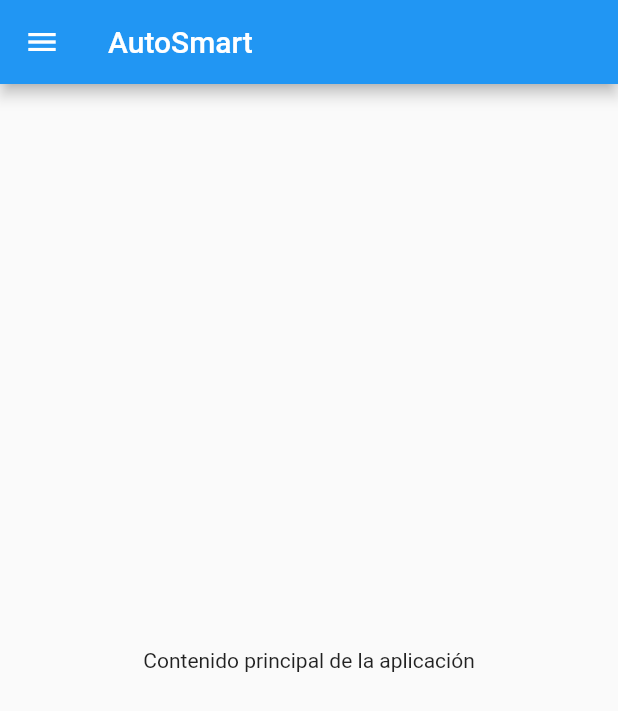
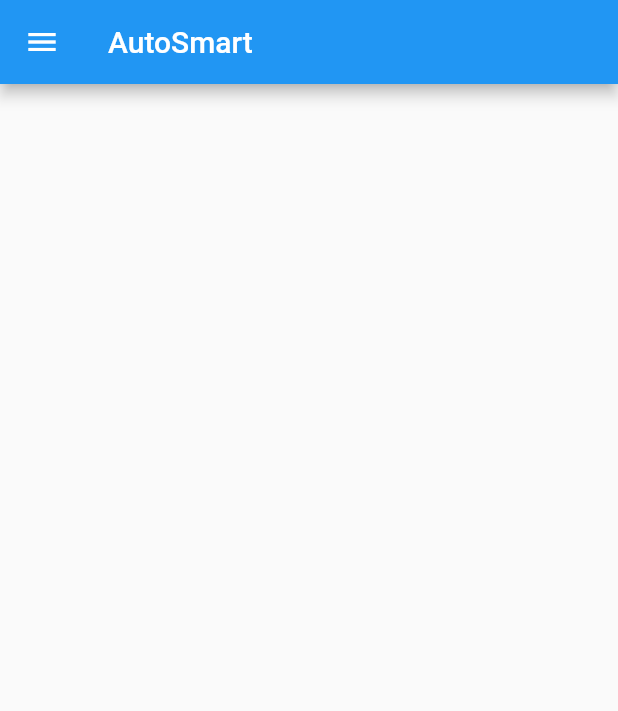
Before and after one commit to benjamcmanus/Autosmart-App, a Flutter app: the ProfileScreen screen opened directly, on a phone screen of 412 x 824 dp. Shown: the top 711 px of the screen. Run offline on Flutter 3.47's test engine with Material 2 defaults, Android fonts, the phone set to English and light mode, and no system bars; our stand-ins replace fluttertoast.

Commit message:
Update perfil.dart

```diff
--- a/lib/src/perfil.dart
+++ b/lib/src/perfil.dart
@@ -69,7 +69,8 @@ class ProfileScreen extends StatelessWidget {
               onTap: () {
                 Navigator.push(
                   context,
-                  MaterialPageRoute(builder: (context) => Autosmart_LoginForm()),
+                  MaterialPageRoute(
+                      builder: (context) => Autosmart_LoginForm()),
                 );
               },
             ),
@@ -77,7 +78,7 @@ class ProfileScreen extends StatelessWidget {
         ),
       ),
       body: Center(
-        child: Text('Contenido principal de la aplicación'),
+        child: Text(''),
       ),
     );
   }
```
